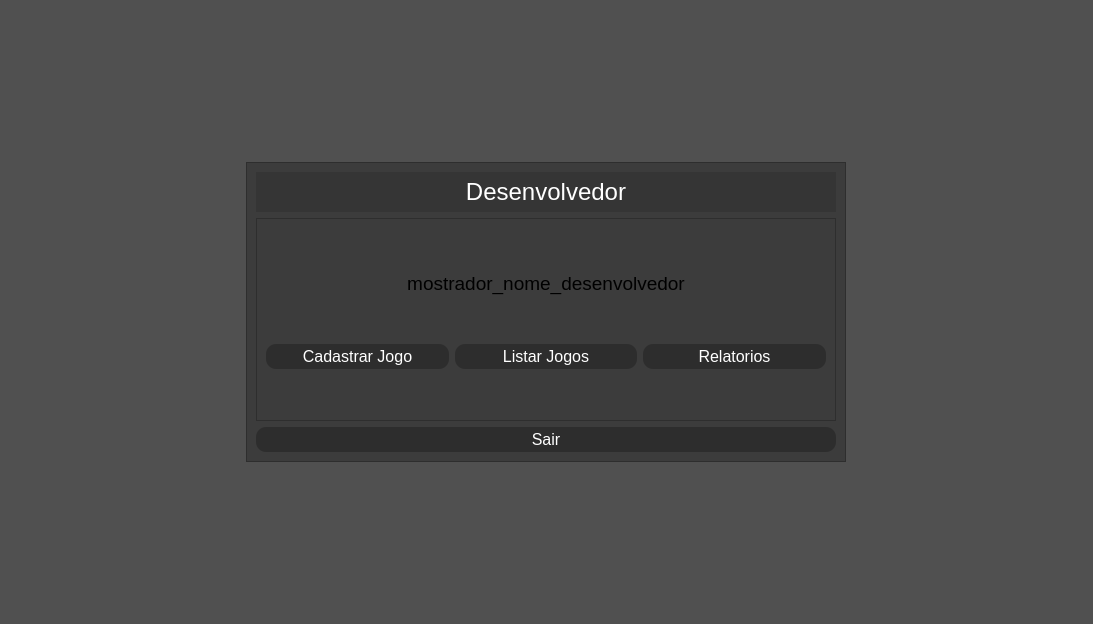
Qt form untitled.ui (paolahoff/eng-software-tp-etapa2) before a commit.
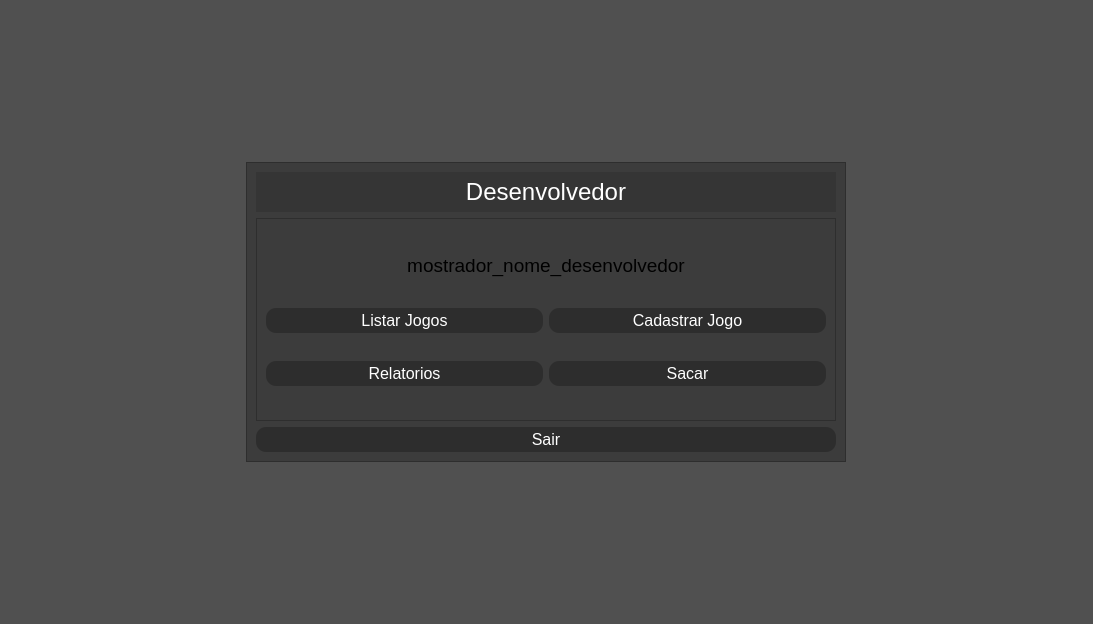
The same form after that commit. The open tabs and pages were chosen to show the change.

Diff of the .ui file:
```diff
--- a/untitled.ui
+++ b/untitled.ui
@@ -1192,64 +1192,6 @@
                  </item>
                  <item>
                   <layout class="QHBoxLayout" name="horizontalLayout_12">
-                   <item>
-                    <widget class="QPushButton" name="relatorio_desenvolvedor_button">
-                     <property name="minimumSize">
-                      <size>
-                       <width>0</width>
-                       <height>25</height>
-                      </size>
-                     </property>
-                     <property name="maximumSize">
-                      <size>
-                       <width>16777215</width>
-                       <height>25</height>
-                      </size>
-                     </property>
-                     <property name="styleSheet">
-                      <string notr="true">QPushButton{
-	color:rgb(255,255,255);
-	border-radius: 10px;
-	font-size: 16px;
-	
-	background-color: rgb(45, 45, 45);
-}
-QPushButton:hover{background-color: #787878; color:black}</string>
-                     </property>
-                     <property name="text">
-                      <string>Relatorios</string>
-                     </property>
-                    </widget>
-                   </item>
-                   <item>
-                    <widget class="QPushButton" name="listar_jogos_button">
-                     <property name="minimumSize">
-                      <size>
-                       <width>0</width>
-                       <height>25</height>
-                      </size>
-                     </property>
-                     <property name="maximumSize">
-                      <size>
-                       <width>16777215</width>
-                       <height>25</height>
-                      </size>
-                     </property>
-                     <property name="styleSheet">
-                      <string notr="true">QPushButton{
-	color:rgb(255,255,255);
-	border-radius: 10px;
-	font-size: 16px;
-	
-	background-color: rgb(45, 45, 45);
-}
-QPushButton:hover{background-color: #787878; color:black}</string>
-                     </property>
-                     <property name="text">
-                      <string>Listar Jogos</string>
-                     </property>
-                    </widget>
-                   </item>
                    <item>
                     <widget class="QPushButton" name="cadastrar_jogo_button_2">
                      <property name="minimumSize">
@@ -1276,6 +1218,97 @@
                      </property>
                      <property name="text">
                       <string>Cadastrar Jogo</string>
+                     </property>
+                    </widget>
+                   </item>
+                   <item>
+                    <widget class="QPushButton" name="listar_jogos_button">
+                     <property name="minimumSize">
+                      <size>
+                       <width>0</width>
+                       <height>25</height>
+                      </size>
+                     </property>
+                     <property name="maximumSize">
+                      <size>
+                       <width>16777215</width>
+                       <height>25</height>
+                      </size>
+                     </property>
+                     <property name="styleSheet">
+                      <string notr="true">QPushButton{
+	color:rgb(255,255,255);
+	border-radius: 10px;
+	font-size: 16px;
+	
+	background-color: rgb(45, 45, 45);
+}
+QPushButton:hover{background-color: #787878; color:black}</string>
+                     </property>
+                     <property name="text">
+                      <string>Listar Jogos</string>
+                     </property>
+                    </widget>
+                   </item>
+                  </layout>
+                 </item>
+                 <item>
+                  <layout class="QHBoxLayout" name="horizontalLayout_40">
+                   <item>
+                    <widget class="QPushButton" name="sacar_desenvolvedor_button">
+                     <property name="minimumSize">
+                      <size>
+                       <width>0</width>
+                       <height>25</height>
+                      </size>
+                     </property>
+                     <property name="maximumSize">
+                      <size>
+                       <width>16777215</width>
+                       <height>25</height>
+                      </size>
+                     </property>
+                     <property name="styleSheet">
+                      <string notr="true">QPushButton{
+	color:rgb(255,255,255);
+	border-radius: 10px;
+	font-size: 16px;
+	
+	background-color: rgb(45, 45, 45);
+}
+QPushButton:hover{background-color: #787878; color:black}</string>
+                     </property>
+                     <property name="text">
+                      <string>Sacar</string>
+                     </property>
+                    </widget>
+                   </item>
+                   <item>
+                    <widget class="QPushButton" name="relatorio_desenvolvedor_button">
+                     <property name="minimumSize">
+                      <size>
+                       <width>0</width>
+                       <height>25</height>
+                      </size>
+                     </property>
+                     <property name="maximumSize">
+                      <size>
+                       <width>16777215</width>
+                       <height>25</height>
+                      </size>
+                     </property>
+                     <property name="styleSheet">
+                      <string notr="true">QPushButton{
+	color:rgb(255,255,255);
+	border-radius: 10px;
+	font-size: 16px;
+	
+	background-color: rgb(45, 45, 45);
+}
+QPushButton:hover{background-color: #787878; color:black}</string>
+                     </property>
+                     <property name="text">
+                      <string>Relatorios</string>
                      </property>
                     </widget>
                    </item>
```
Left out of the diff: 4 changed lines with no effect on the pictures.
